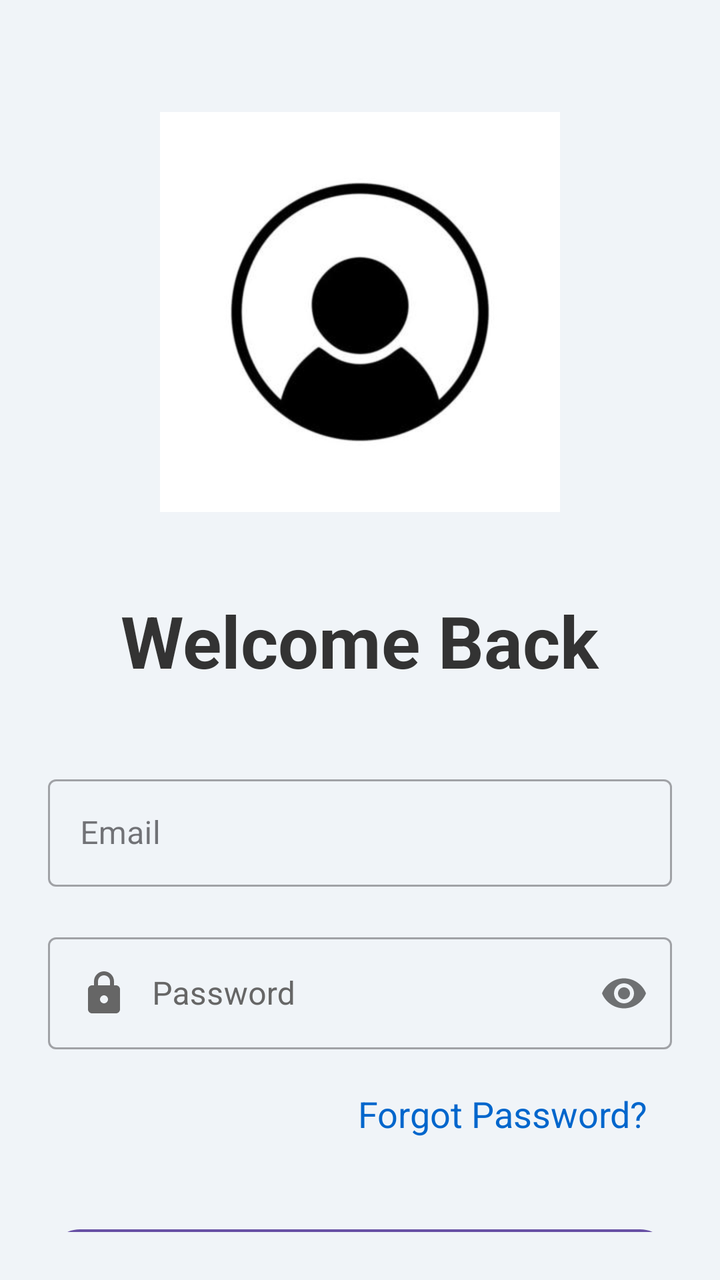
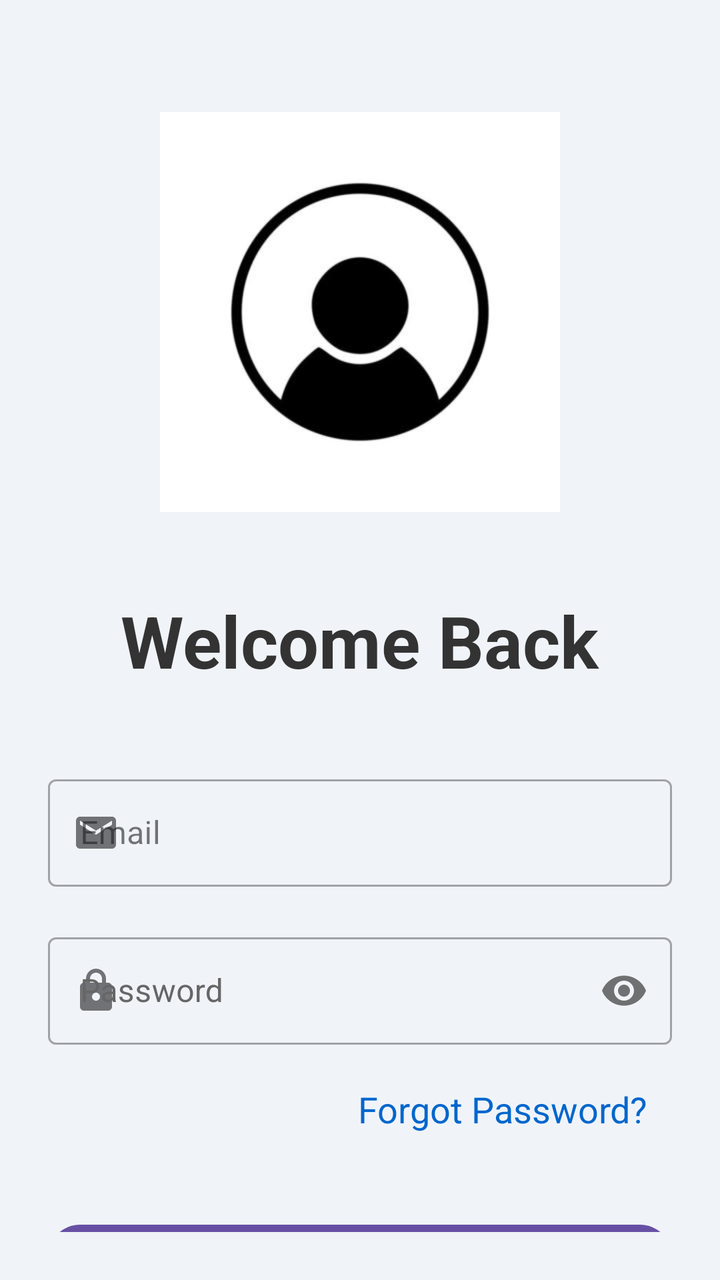

Before-and-after screenshots of an Android layout around one commit, followed by the original layout XML and the change that was made.
<!-- AndroidManifest.xml: application theme Theme.E_learning -->
<!-- res/layout/activity_login.xml -->
<?xml version="1.0" encoding="utf-8"?>
<androidx.constraintlayout.widget.ConstraintLayout xmlns:android="http://schemas.android.com/apk/res/android"
    xmlns:app="http://schemas.android.com/apk/res-auto"
    xmlns:tools="http://schemas.android.com/tools"
    android:layout_width="match_parent"
    android:layout_height="match_parent"
    android:background="@color/background_light_grey"
    android:padding="24dp"
    tools:context=".LoginActivity">

    
    <ImageView
        android:id="@+id/image"
        android:layout_width="200dp"
        android:layout_height="200dp"
        android:layout_marginTop="32dp"
        android:src="@drawable/login"
        android:contentDescription="@string/login_image"
        app:layout_constraintEnd_toEndOf="parent"
        app:layout_constraintStart_toStartOf="parent"
        app:layout_constraintTop_toTopOf="parent" />

    
    <TextView
        android:id="@+id/tvTitle"
        android:layout_width="wrap_content"
        android:layout_height="wrap_content"
        android:layout_marginTop="40dp"
        android:text="@string/welcome_back"
        android:textColor="#333333"
        android:textSize="36sp"
        android:textStyle="bold"
        app:layout_constraintEnd_toEndOf="parent"
        app:layout_constraintStart_toStartOf="parent"
        app:layout_constraintTop_toBottomOf="@+id/image" />

    
    <com.google.android.material.textfield.TextInputLayout
        android:id="@+id/etEmail"
        style="@style/Widget.MaterialComponents.TextInputLayout.OutlinedBox"
        android:layout_width="match_parent"
        android:layout_height="wrap_content"
        android:layout_marginTop="40dp"
        android:hint="@string/email"
        app:layout_constraintTop_toBottomOf="@id/tvTitle">

        <com.google.android.material.textfield.TextInputEditText
            android:layout_width="match_parent"
            android:layout_height="wrap_content"
            android:autofillHints="emailAddress"
            android:inputType="textEmailAddress"
            android:minHeight="48dp"
            android:padding="16dp"
            android:textColor="@color/text_dark_grey" />
    </com.google.android.material.textfield.TextInputLayout>

    
    <com.google.android.material.textfield.TextInputLayout
        android:id="@+id/etPassword"
        style="@style/AppTheme.TextInputLayout"
        android:layout_width="match_parent"
        android:layout_height="wrap_content"
        android:layout_marginTop="20dp"
        android:hint="@string/password"
        app:layout_constraintTop_toBottomOf="@id/etEmail"
        app:passwordToggleEnabled="true">

        <com.google.android.material.textfield.TextInputEditText
            android:layout_width="match_parent"
            android:layout_height="wrap_content"
            android:autofillHints="yes"
            android:drawableStart="@drawable/ic_lock"
            android:drawablePadding="12dp"
            android:inputType="textPassword"
            android:minHeight="48dp"
            android:padding="16dp"
            android:textColor="@color/text_dark_grey" />
    </com.google.android.material.textfield.TextInputLayout>

    
    <TextView
        android:id="@+id/tvForgotPassword"
        android:layout_width="wrap_content"
        android:layout_height="wrap_content"
        android:layout_marginTop="12dp"
        android:clickable="true"
        android:focusable="true"
        android:text="@string/forgot_password"
        android:minHeight="48dp"
        android:textSize="18sp"
        android:paddingHorizontal="12dp"
        android:paddingVertical="8dp"
        android:textColor="@color/primary_blue_dark"
        app:layout_constraintEnd_toEndOf="parent"
        app:layout_constraintTop_toBottomOf="@id/etPassword" />

    
    <Button
        android:id="@+id/btnLogin"
        android:layout_width="match_parent"
        android:layout_height="wrap_content"
        android:layout_marginTop="30dp"
        android:background="@drawable/button_primary_gradient_bg"
        android:text="@string/login"
        android:textColor="@android:color/white"
        android:textSize="22sp"
        android:textStyle="bold"
        app:layout_constraintTop_toBottomOf="@id/tvForgotPassword" />

    
    <TextView
        android:id="@+id/tvSignup"
        android:layout_width="wrap_content"
        android:layout_height="wrap_content"
        android:layout_marginTop="20dp"
        android:text="@string/don_t_have_an_account_sign_up"
        android:paddingHorizontal="12dp"
        android:paddingVertical="8dp"
        android:textColor="@color/primary_blue_dark"
        app:layout_constraintEnd_toEndOf="parent"
        app:layout_constraintStart_toStartOf="parent"
        app:layout_constraintTop_toBottomOf="@id/btnLogin" />
</androidx.constraintlayout.widget.ConstraintLayout>
<!-- resources referenced by this layout -->
<resources>
  <color name="background_light_grey">#F0F4F8</color>
  <color name="primary_blue_dark">#0066CC</color>
  <color name="text_dark_grey">#333333</color>
  <!-- drawable button_primary_gradient_bg (drawable) -->
  <?xml version="1.0" encoding="utf-8"?>
  <shape xmlns:android="http://schemas.android.com/apk/res/android"
      android:shape="rectangle">
      <corners android:radius="16dp" />
      <gradient
          android:angle="0"
          android:endColor="#5AADDf"
          android:startColor="#4a90e2"
          android:type="linear" />
  </shape>
  <!-- drawable ic_lock (drawable) -->
  <vector xmlns:android="http://schemas.android.com/apk/res/android"
      android:width="24dp"
      android:height="24dp"
      android:viewportWidth="24"
      android:viewportHeight="24">
      <path
          android:fillColor="#666666"
          android:pathData="M18,8h-1V6c0,-2.76 -2.24,-5 -5,-5S7,3.24 7,6v2H6c-1.1,0 -2,0.9 -2,2v10c0,1.1 0.9,2 2,2h12c1.1,0 2,-0.9 2,-2V10c0,-1.1 -0.9,-2 -2,-2zm-6,9c-1.1,0 -2,-0.9 -2,-2s0.9,-2 2,-2 2,0.9 2,2 -0.9,2 -2,2zM9,6c0,-1.66 1.34,-3 3,-3s3,1.34 3,3v2H9V6z" />
  </vector>
  <!-- drawable login: jpg bitmap (drawable, 6646 bytes) -->
  <string name="don_t_have_an_account_sign_up">Don\'t have an account? Sign Up</string>
  <string name="email">Email</string>
  <string name="forgot_password">Forgot Password?</string>
  <string name="login">Login</string>
  <string name="login_image">Login Image</string>
  <string name="password">Password</string>
  <string name="welcome_back">Welcome Back</string>
  <style name="AppTheme.TextInputLayout" parent="Widget.MaterialComponents.TextInputLayout.OutlinedBox">
          <item name="hintTextColor">@color/text_hint_high_contrast</item>
          <item name="android:textColorHint">@color/text_hint_high_contrast</item>
          <item name="android:textColor">@color/text_dark_grey</item>
      </style>
  <style name="Theme.E_learning" parent="Base.Theme.E_learning" />
  <color name="text_hint_high_contrast">#666666</color>
  <style name="Base.Theme.E_learning" parent="Theme.Material3.DayNight.NoActionBar">
          
          
      </style>
</resources>

<!-- the commit's change to res/layout/activity_login.xml (unified diff, before → after) -->
@@ -42,9 +42,11 @@
         android:layout_height="wrap_content"
         android:layout_marginTop="40dp"
         android:hint="@string/email"
-        app:layout_constraintTop_toBottomOf="@id/tvTitle">
+        app:layout_constraintTop_toBottomOf="@id/tvTitle"
+        app:startIconDrawable="@drawable/ic_email">
 
         <com.google.android.material.textfield.TextInputEditText
+            android:id="@+id/et_email_input"
             android:layout_width="match_parent"
             android:layout_height="wrap_content"
             android:autofillHints="emailAddress"
@@ -63,14 +65,14 @@
         android:layout_marginTop="20dp"
         android:hint="@string/password"
         app:layout_constraintTop_toBottomOf="@id/etEmail"
-        app:passwordToggleEnabled="true">
+        app:passwordToggleEnabled="true"
+        app:startIconDrawable="@drawable/ic_lock">
 
         <com.google.android.material.textfield.TextInputEditText
+            android:id="@+id/et_password_input"
             android:layout_width="match_parent"
             android:layout_height="wrap_content"
-            android:autofillHints="yes"
-            android:drawableStart="@drawable/ic_lock"
-            android:drawablePadding="12dp"
+            android:autofillHints="no"
             android:inputType="textPassword"
             android:minHeight="48dp"
             android:padding="16dp"
<!-- resource entries referenced after the edit -->
@@ -14,6 +14,16 @@
           android:startColor="#4a90e2"
           android:type="linear" />
   </shape>
+  <!-- drawable ic_email (drawable) -->
+  <vector xmlns:android="http://schemas.android.com/apk/res/android"
+      android:width="24dp"
+      android:height="24dp"
+      android:viewportWidth="24"
+      android:viewportHeight="24">
+      <path
+          android:fillColor="#666666"
+          android:pathData="M20,4H4c-1.1,0 -1.99,0.9 -1.99,2L2,18c0,1.1 0.9,2 2,2h16c1.1,0 2,-0.9 2,-2V6c0,-1.1 -0.9,-2 -2,-2zm0,4l-8,5l-8,-5V6l8,5l8,-5V8z" />
+  </vector>
   <!-- drawable ic_lock (drawable) -->
   <vector xmlns:android="http://schemas.android.com/apk/res/android"
       android:width="24dp"
